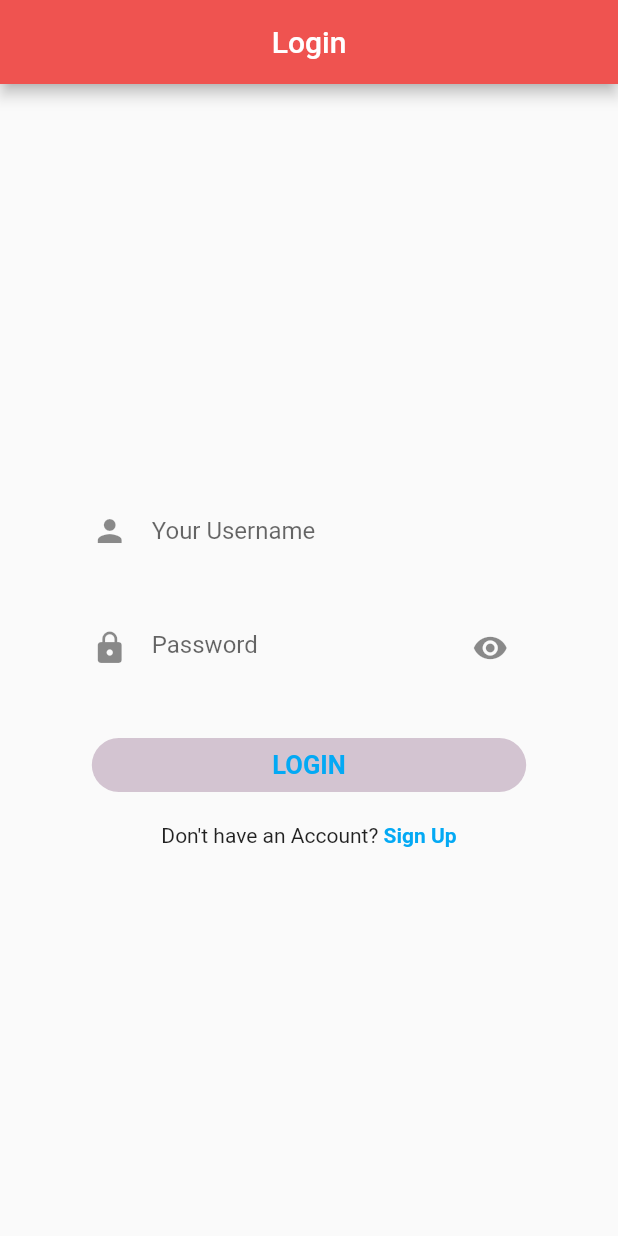
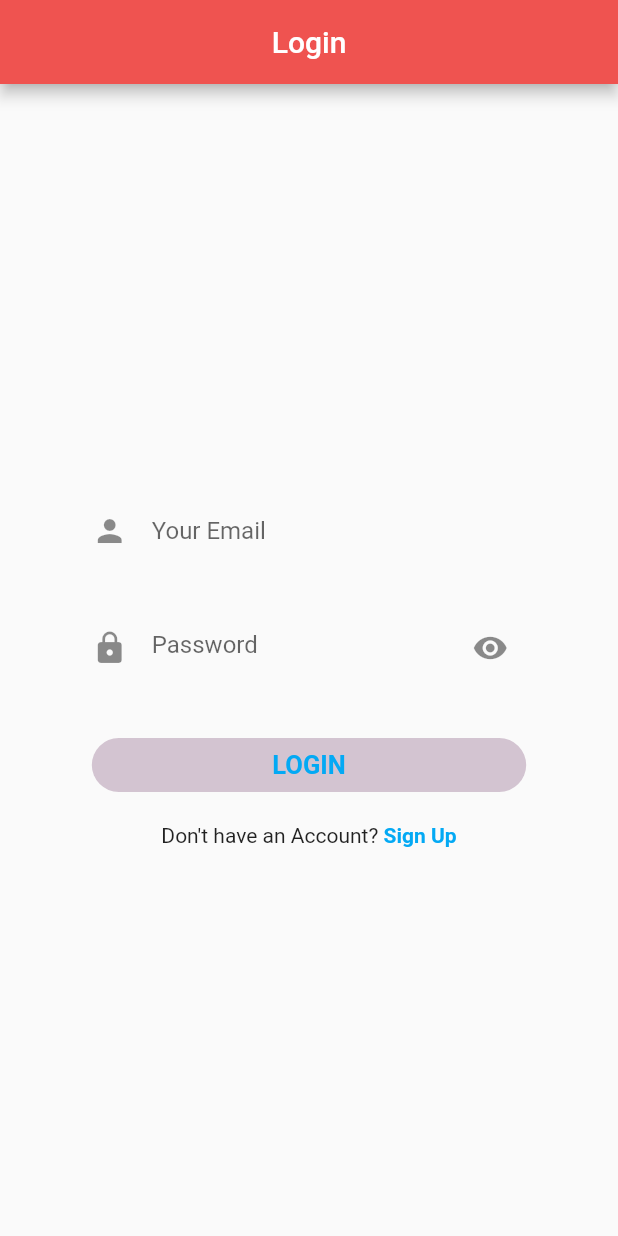
Before and after one commit to DisQuest/DisQuest, a Flutter app: the screen it shows after launch, after a tap on "LOGIN", on a phone screen of 412 x 824 dp. Run offline on Flutter 3.47's test engine with Material 2 defaults, Android fonts, the phone set to English and light mode, and no system bars; our stand-ins replace camera, cloud_firestore, firebase_auth, firebase_storage, fluttertoast, image_picker and 1 more; accounts and stored records are empty.

Commit message:
added new login backend calls

```diff
--- a/DisQuest/lib/login_new.dart
+++ b/DisQuest/lib/login_new.dart
@@ -1,8 +1,12 @@
+import 'package:DisQuest/flutterFire.dart';
 import 'package:flutter/material.dart';
 import './loggedInHomePage.dart';
 import './signup_new.dart';
 
 class LoginNew extends StatelessWidget {
+  final password = TextEditingController();
+  final email = TextEditingController();
+
   @override
   Widget build(BuildContext context) {
     Size size = MediaQuery.of(context).size;
@@ -30,12 +34,13 @@ class LoginNew extends StatelessWidget {
                 child: TextField(
                   // onChanged: onChanged,
                   //cursorColor: kPrimaryColor,
+                  controller: email,
                   decoration: InputDecoration(
                     icon: Icon(
                       Icons.person,
                       //color: kPrimaryColor,
                     ),
-                    hintText: "Your Username",
+                    hintText: "Your Email",
                     border: InputBorder.none,
                   ),
                 ),
@@ -52,6 +57,7 @@ class LoginNew extends StatelessWidget {
                   obscureText: true,
                   // onChanged: onChanged,
                   //  cursorColor: kPrimaryColor,
+                  controller: password,
                   decoration: InputDecoration(
                     hintText: "Password",
                     icon: Icon(
@@ -78,12 +84,16 @@ class LoginNew extends StatelessWidget {
                   shape: RoundedRectangleBorder(
                       borderRadius: BorderRadius.circular(18)),
                   onPressed: () {
-                    Navigator.push(
-                      context,
-                      MaterialPageRoute(
-                          builder: (context) =>
-                              Material(child: LoggedInHomePage())),
-                    );
+                    login(email.text, password.text).then((hostId) {
+                      Navigator.push(
+                        context,
+                        MaterialPageRoute(
+                            builder: (context) => Material(
+                                    child: LoggedInHomePage(
+                                  hostId: hostId,
+                                ))),
+                      );
+                    });
                   },
                   color: Color.fromRGBO(211, 196, 209, 100.0),
                   child: Text(
```
